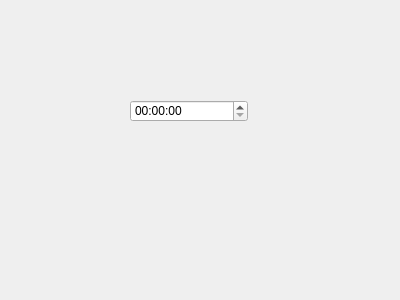
First picture: the form in time/widget.ui, repository kolbik/time_qt, before the edit.
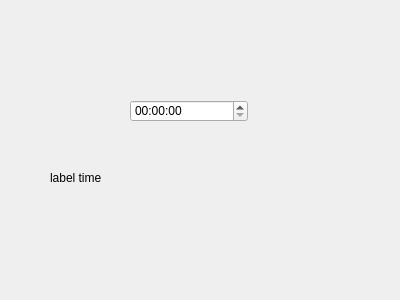
Second picture: the form after the edit.

Commit message: add label for output msec of time

```diff
--- a/time/widget.ui
+++ b/time/widget.ui
@@ -23,6 +23,19 @@
     </rect>
    </property>
   </widget>
+  <widget class="QLabel" name="labelTimeEdit">
+   <property name="geometry">
+    <rect>
+     <x>50</x>
+     <y>170</y>
+     <width>71</width>
+     <height>16</height>
+    </rect>
+   </property>
+   <property name="text">
+    <string>label time</string>
+   </property>
+  </widget>
  </widget>
  <layoutdefault spacing="6" margin="11"/>
  <resources/>
```
The commit also changes 1 other file.
